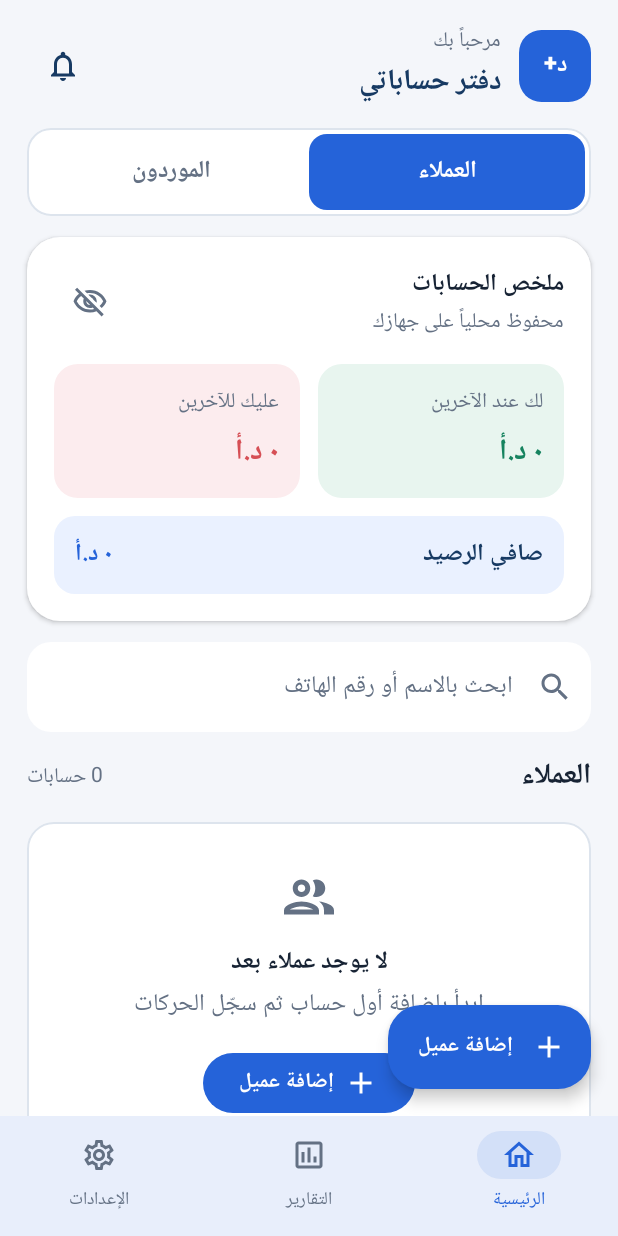
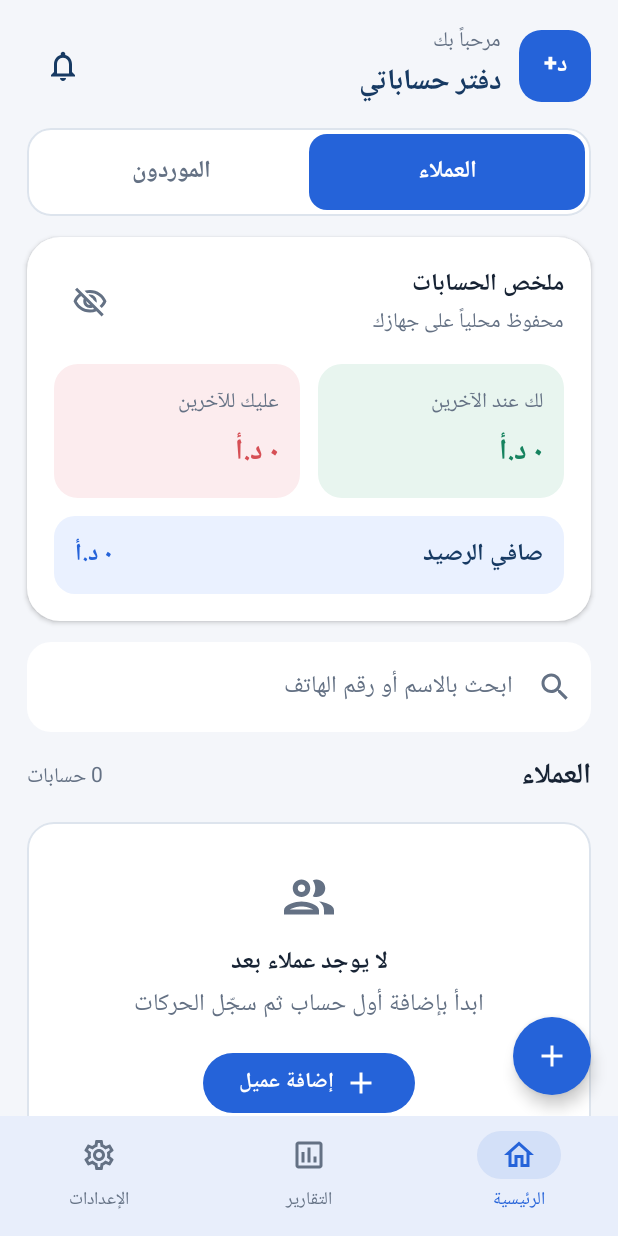
Before and after one commit to aljwaal1/dioonplus5, an Android app built with Jetpack Compose: the screen it shows after launch (MainActivity), on a phone screen of 412 x 824 dp. Run offline under Robolectric (Android 15) with nearby library versions, the phone set to English and light mode, and no system bars.

Commit message:
Use compact add account button

```diff
--- a/app/src/main/java/com/dioonplus/app/ui/screens/HomeScreen.kt
+++ b/app/src/main/java/com/dioonplus/app/ui/screens/HomeScreen.kt
@@ -38,7 +38,7 @@ import androidx.compose.material3.BadgedBox
 import androidx.compose.material3.Button
 import androidx.compose.material3.CardDefaults
 import androidx.compose.material3.ElevatedCard
-import androidx.compose.material3.ExtendedFloatingActionButton
+import androidx.compose.material3.FloatingActionButton
 import androidx.compose.material3.Icon
 import androidx.compose.material3.IconButton
 import androidx.compose.material3.MaterialTheme
@@ -178,18 +178,22 @@ fun HomeScreen(contentPadding: PaddingValues, appState: DioonAppState, preferenc
             }
         }
 
-        ExtendedFloatingActionButton(
+        FloatingActionButton(
             onClick = { showAddDialog = true },
             modifier = Modifier
                 .align(Alignment.BottomStart)
-                .padding(18.dp),
+                .padding(start = 18.dp, bottom = 14.dp)
+                .size(52.dp),
             containerColor = DioonBlue,
             contentColor = Color.White,
-            icon = { Icon(Icons.Outlined.Add, contentDescription = null) },
-            text = {
-                Text(if (appState.selectedPartyType == PartyType.CUSTOMER) "إضافة عميل" else "إضافة مورد")
-            },
-        )
+            shape = CircleShape,
+        ) {
+            Icon(
+                Icons.Outlined.Add,
+                contentDescription = if (appState.selectedPartyType == PartyType.CUSTOMER) "إضافة عميل" else "إضافة مورد",
+                modifier = Modifier.size(24.dp),
+            )
+        }
     }
 
     if (showDueDialog) {
```
